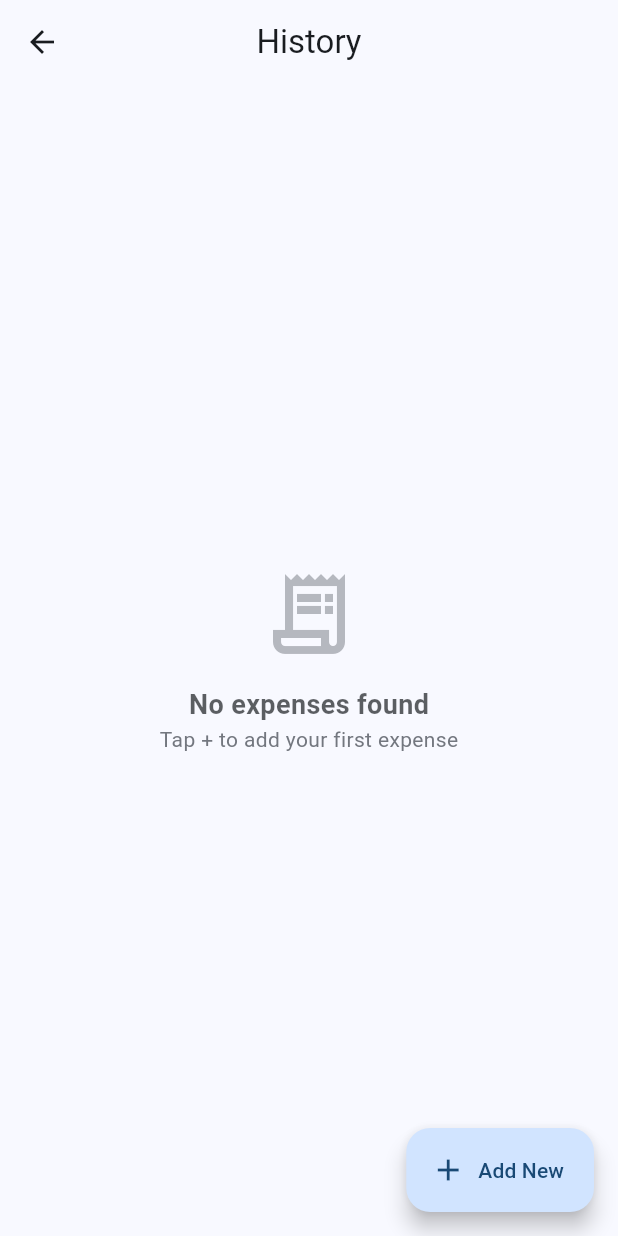
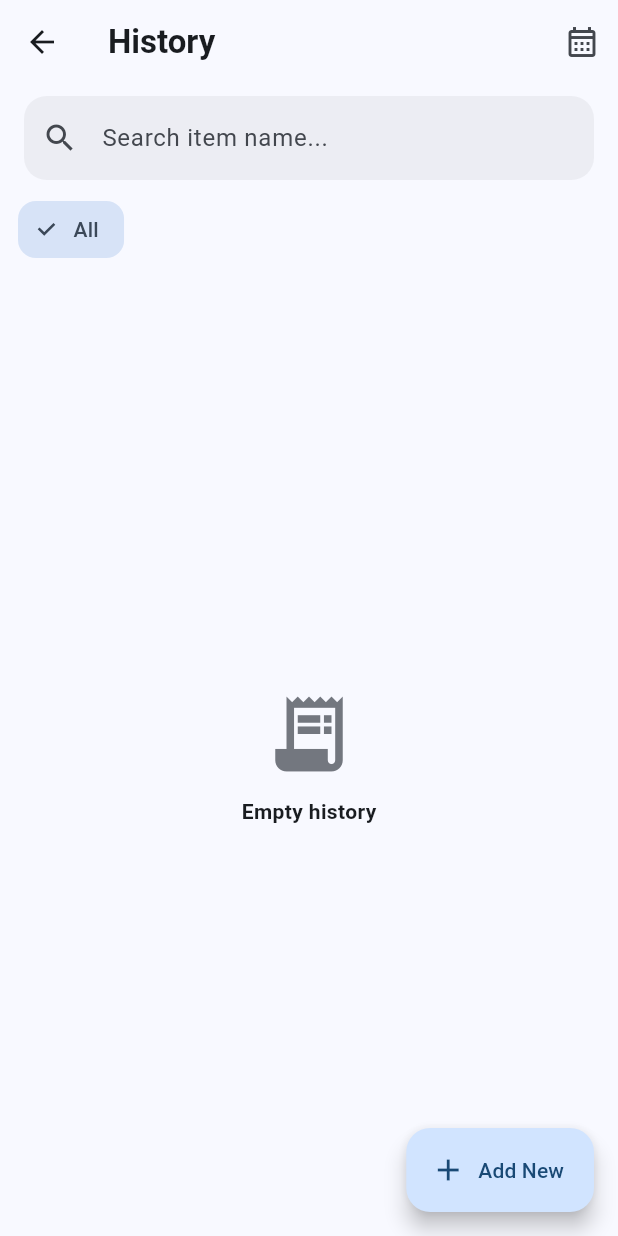
Before and after one commit to nepidkhadka/Expense-Pro, a Flutter app: the ExpenseListScreen screen opened directly, on a phone screen of 412 x 824 dp. Run offline on Flutter 3.47's test engine with Material 3 defaults, Android fonts, the phone set to English and light mode, and no system bars; our stand-ins replace csv, fl_chart, flutter_riverpod, hive, hive_flutter, pdf and 2 more; accounts and stored records are empty.

Commit message:
feat : search & filter added

```diff
--- a/lib/screens/expense_list_screen.dart
+++ b/lib/screens/expense_list_screen.dart
@@ -6,42 +6,172 @@ import '../providers/expense_provider.dart';
 import '../providers/category_provider.dart';
 import 'add_expense_screen.dart';
 
+// --- Filter Providers ---
+final searchQueryProvider = StateProvider<String>((ref) => "");
+final selectedCategoryIdProvider = StateProvider<String?>((ref) => null);
+final dateRangeProvider = StateProvider<DateTimeRange?>((ref) => null);
+
 class ExpenseListScreen extends ConsumerWidget {
   const ExpenseListScreen({super.key});
 
   @override
   Widget build(BuildContext context, WidgetRef ref) {
     final theme = Theme.of(context);
-    final expenses = ref.watch(expenseProvider.notifier).filteredActive;
+    final formatter = NumberFormat('#,##,###');
+
+    // Watch data and filters
+    final allActiveExpenses = ref
+        .watch(expenseProvider.notifier)
+        .filteredActive;
     final categories = ref.watch(categoryProvider);
+    final searchQuery = ref.watch(searchQueryProvider);
+    final selectedCatId = ref.watch(selectedCategoryIdProvider);
+    final dateRange = ref.watch(dateRangeProvider);
+
+    // --- Core Filtering Logic ---
+    final filteredExpenses = allActiveExpenses.where((expense) {
+      final matchesSearch = expense.itemName.toLowerCase().contains(
+        searchQuery.toLowerCase(),
+      );
+      final matchesCategory =
+          selectedCatId == null || expense.categoryId == selectedCatId;
+
+      bool matchesDate = true;
+      if (dateRange != null) {
+        matchesDate =
+            expense.date.isAfter(
+              dateRange.start.subtract(const Duration(days: 1)),
+            ) &&
+            expense.date.isBefore(dateRange.end.add(const Duration(days: 1)));
+      }
+
+      return matchesSearch && matchesCategory && matchesDate;
+    }).toList();
+
+    // Calculate Total for the visible list
+    final double totalVisible = filteredExpenses.fold(
+      0,
+      (sum, item) => sum + item.total,
+    );
 
     return Scaffold(
       backgroundColor: theme.colorScheme.surface,
       appBar: AppBar(
-        title: const Text("History"),
-        centerTitle: true,
-        elevation: 0,
-        backgroundColor: Colors.transparent,
+        title: const Text(
+          "History",
+          style: TextStyle(fontWeight: FontWeight.bold),
+        ),
+        actions: [
+          // Date Range Picker Button
+          IconButton(
+            onPressed: () async {
+              final picked = await showDateRangePicker(
+                context: context,
+                firstDate: DateTime(2000),
+                lastDate: DateTime.now().add(const Duration(days: 365)),
+                initialDateRange: dateRange,
+              );
+              if (picked != null) {
+                ref.read(dateRangeProvider.notifier).state = picked;
+              }
+            },
+            icon: Icon(
+              Icons.calendar_month_outlined,
+              color: dateRange != null ? theme.colorScheme.primary : null,
+            ),
+          ),
+          // Global Reset
+          if (searchQuery.isNotEmpty ||
+              selectedCatId != null ||
+              dateRange != null)
+            IconButton(
+              onPressed: () {
+                ref.read(searchQueryProvider.notifier).state = "";
+                ref.read(selectedCategoryIdProvider.notifier).state = null;
+                ref.read(dateRangeProvider.notifier).state = null;
+              },
+              icon: const Icon(Icons.refresh_rounded),
+            ),
+        ],
       ),
       floatingActionButton: FloatingActionButton.extended(
-        onPressed: () {
-          Navigator.push(
+        onPressed: () => Navigator.push(
           context,
           MaterialPageRoute(builder: (_) => const AddExpenseScreen()),
-          );
-        },
+        ),
         label: const Text("Add New"),
         icon: const Icon(Icons.add),
       ),
-      body: expenses.isEmpty
-          ? _buildEmptyState(theme)
+      body: Column(
+        children: [
+          // 1. Total Summary Card
+          // _buildSummaryCard(theme, totalVisible, formatter, dateRange),
+
+          // 2. Search Bar
+          Padding(
+            padding: const EdgeInsets.symmetric(horizontal: 16, vertical: 8),
+            child: TextField(
+              onChanged: (val) =>
+                  ref.read(searchQueryProvider.notifier).state = val,
+              decoration: InputDecoration(
+                hintText: "Search item name...",
+                prefixIcon: const Icon(Icons.search),
+                filled: true,
+                fillColor: theme.colorScheme.surfaceContainerHighest
+                    .withOpacity(0.5),
+                border: OutlineInputBorder(
+                  borderRadius: BorderRadius.circular(15),
+                  borderSide: BorderSide.none,
+                ),
+              ),
+            ),
+          ),
+
+          // 3. Category Chips
+          SizedBox(
+            height: 50,
+            child: ListView.builder(
+              scrollDirection: Axis.horizontal,
+              padding: const EdgeInsets.symmetric(horizontal: 12),
+              itemCount: categories.length + 1,
+              itemBuilder: (context, index) {
+                if (index == 0) {
+                  return _FilterChip(
+                    label: "All",
+                    isSelected: selectedCatId == null,
+                    onTap: () =>
+                        ref.read(selectedCategoryIdProvider.notifier).state =
+                            null,
+                  );
+                }
+                final cat = categories[index - 1];
+                return _FilterChip(
+                  label: cat.name,
+                  isSelected: selectedCatId == cat.id,
+                  onTap: () =>
+                      ref.read(selectedCategoryIdProvider.notifier).state =
+                          cat.id,
+                );
+              },
+            ),
+          ),
+
+          const SizedBox(height: 8),
+
+          // 4. List of Expenses
+          Expanded(
+            child: filteredExpenses.isEmpty
+                ? _buildEmptyState(
+                    theme,
+                    (searchQuery.isNotEmpty ||
+                        selectedCatId != null ||
+                        dateRange != null),
+                  )
                 : ListView.builder(
                     padding: const EdgeInsets.fromLTRB(16, 8, 16, 80),
-              itemCount: expenses.length,
+                    itemCount: filteredExpenses.length,
                     itemBuilder: (context, index) {
-                final item = expenses[index];
-
-                // SAFETY CHECK: Prevents crash if category is missing/deleted
+                      final item = filteredExpenses[index];
                       final category = categories.firstWhere(
                         (c) => c.id == item.categoryId,
                         orElse: () =>
@@ -50,33 +180,25 @@ class ExpenseListScreen extends ConsumerWidget {
 
                       return Dismissible(
                         key: Key(item.id),
-                  direction: DismissDirection.horizontal,
-                  // DELETE Background (Left to Right)
                         background: _buildSwipeBackground(
-                    alignment: Alignment.centerLeft,
-                    color: theme.colorScheme.errorContainer,
-                    icon: Icons.delete_outline,
-                    iconColor: theme.colorScheme.onErrorContainer,
-                    padding: const EdgeInsets.only(left: 20),
+                          Alignment.centerLeft,
+                          theme.colorScheme.errorContainer,
+                          Icons.delete_outline,
                         ),
-                  // ARCHIVE Background (Right to Left)
                         secondaryBackground: _buildSwipeBackground(
-                    alignment: Alignment.centerRight,
-                    color: theme.colorScheme.secondaryContainer,
-                    icon: Icons.inventory_2_outlined,
-                    iconColor: theme.colorScheme.onSecondaryContainer,
-                    padding: const EdgeInsets.only(right: 20),
+                          Alignment.centerRight,
+                          theme.colorScheme.secondaryContainer,
+                          Icons.inventory_2_outlined,
                         ),
-                  confirmDismiss: (direction) async {
-                    if (direction == DismissDirection.startToEnd) {
-                      return await _confirmDelete(context, ref, item.id);
+                        onDismissed: (dir) {
+                          if (dir == DismissDirection.startToEnd) {
+                            ref
+                                .read(expenseProvider.notifier)
+                                .deleteExpense(item.id);
                           } else {
-                      // Archive action
                             ref
                                 .read(expenseProvider.notifier)
                                 .archiveExpense(item.id);
-                      _showSnackBar(context, "Expense archived");
-                      return true;
                           }
                         },
                         child: _ExpenseCard(
@@ -87,101 +209,105 @@ class ExpenseListScreen extends ConsumerWidget {
                       );
                     },
                   ),
-    );
-  }
-
-  /// Builds the visual background when swiping
-  Widget _buildSwipeBackground({
-    required Alignment alignment,
-    required Color color,
-    required IconData icon,
-    required Color iconColor,
-    required EdgeInsets padding,
-  }) {
-    return Container(
-      margin: const EdgeInsets.only(bottom: 12),
-      decoration: BoxDecoration(
-        color: color,
-        borderRadius: BorderRadius.circular(16),
-      ),
-      alignment: alignment,
-      padding: padding,
-      child: Icon(icon, color: iconColor, size: 28),
-    );
-  }
-
-  /// Improved Empty State UI
-  Widget _buildEmptyState(ThemeData theme) {
-    return Center(
-      child: Column(
-        mainAxisAlignment: MainAxisAlignment.center,
-        children: [
-          Icon(
-            Icons.receipt_long_outlined,
-            size: 64,
-            // ignore: deprecated_member_use
-            color: theme.colorScheme.outline.withOpacity(0.5),
-          ),
-          const SizedBox(height: 16),
-          Text(
-            "No expenses found",
-            style: TextStyle(
-              fontSize: 18,
-              fontWeight: FontWeight.w600,
-              // ignore: deprecated_member_use
-              color: theme.colorScheme.onSurface.withOpacity(0.7),
-            ),
-          ),
-          Text(
-            "Tap + to add your first expense",
-            style: TextStyle(color: theme.colorScheme.outline),
           ),
         ],
       ),
     );
   }
 
-  Future<bool> _confirmDelete(
-    BuildContext context,
-    WidgetRef ref,
-    String id,
-  ) async {
-    return await showDialog<bool>(
-          context: context,
-          builder: (ctx) => AlertDialog(
-            title: const Text("Delete Expense?"),
-            content: const Text(
-              "This action cannot be undone. Do you want to proceed?",
+  Widget _buildSummaryCard(
+    ThemeData theme,
+    double total,
+    NumberFormat fmt,
+    DateTimeRange? range,
+  ) {
+    return Container(
+      width: double.infinity,
+      margin: const EdgeInsets.all(16),
+      padding: const EdgeInsets.all(20),
+      decoration: BoxDecoration(
+        color: theme.colorScheme.primary,
+        borderRadius: BorderRadius.circular(24),
       ),
-            actions: [
-              TextButton(
-                onPressed: () => Navigator.of(ctx).pop(false),
-                child: const Text("Cancel"),
+      child: Column(
+        crossAxisAlignment: CrossAxisAlignment.start,
+        children: [
+          Text(
+            range == null
+                ? "Total Active Spending"
+                : "Spending: ${DateFormat('d MMM').format(range.start)} - ${DateFormat('d MMM').format(range.end)}",
+            style: TextStyle(
+              color: theme.colorScheme.onPrimary.withOpacity(0.8),
+              fontSize: 13,
             ),
-              FilledButton(
-                style: FilledButton.styleFrom(
-                  backgroundColor: Theme.of(context).colorScheme.error,
           ),
-                onPressed: () {
-                  ref.read(expenseProvider.notifier).deleteExpense(id);
-                  Navigator.of(ctx).pop(true);
-                  _showSnackBar(context, "Expense deleted");
-                },
-                child: const Text("Delete"),
+          const SizedBox(height: 4),
+          Text(
+            "Rs. ${fmt.format(total)}",
+            style: TextStyle(
+              color: theme.colorScheme.onPrimary,
+              fontSize: 28,
+              fontWeight: FontWeight.bold,
+            ),
           ),
         ],
       ),
-        ) ??
-        false;
+    );
   }
 
-  void _showSnackBar(BuildContext context, String message) {
-    ScaffoldMessenger.of(context).clearSnackBars();
-    ScaffoldMessenger.of(context).showSnackBar(
-      SnackBar(
-        content: Text(message),
-        behavior: SnackBarBehavior.floating,
-        duration: const Duration(seconds: 2),
+  Widget _buildEmptyState(ThemeData theme, bool isFiltering) {
+    return Center(
+      child: Column(
+        mainAxisAlignment: MainAxisAlignment.center,
+        children: [
+          Icon(
+            isFiltering ? Icons.filter_list_off : Icons.receipt_long,
+            size: 60,
+            color: theme.colorScheme.outline,
+          ),
+          const SizedBox(height: 12),
+          Text(
+            isFiltering ? "No match found" : "Empty history",
+            style: const TextStyle(fontWeight: FontWeight.w600),
+          ),
+        ],
+      ),
+    );
+  }
+
+  Widget _buildSwipeBackground(Alignment align, Color color, IconData icon) {
+    return Container(
+      margin: const EdgeInsets.only(bottom: 12),
+      decoration: BoxDecoration(
+        color: color,
+        borderRadius: BorderRadius.circular(20),
+      ),
+      alignment: align,
+      padding: const EdgeInsets.symmetric(horizontal: 20),
+      child: Icon(icon, color: Colors.white),
+    );
+  }
+}
+
+class _FilterChip extends StatelessWidget {
+  final String label;
+  final bool isSelected;
+  final VoidCallback onTap;
+  const _FilterChip({
+    required this.label,
+    required this.isSelected,
+    required this.onTap,
+  });
+
+  @override
+  Widget build(BuildContext context) {
+    return Padding(
+      padding: const EdgeInsets.only(right: 8),
+      child: ChoiceChip(
+        label: Text(label),
+        selected: isSelected,
+        onSelected: (_) => onTap(),
+        shape: RoundedRectangleBorder(borderRadius: BorderRadius.circular(12)),
       ),
     );
   }
```
Lines whose indentation alone changed are shown as unchanged.
